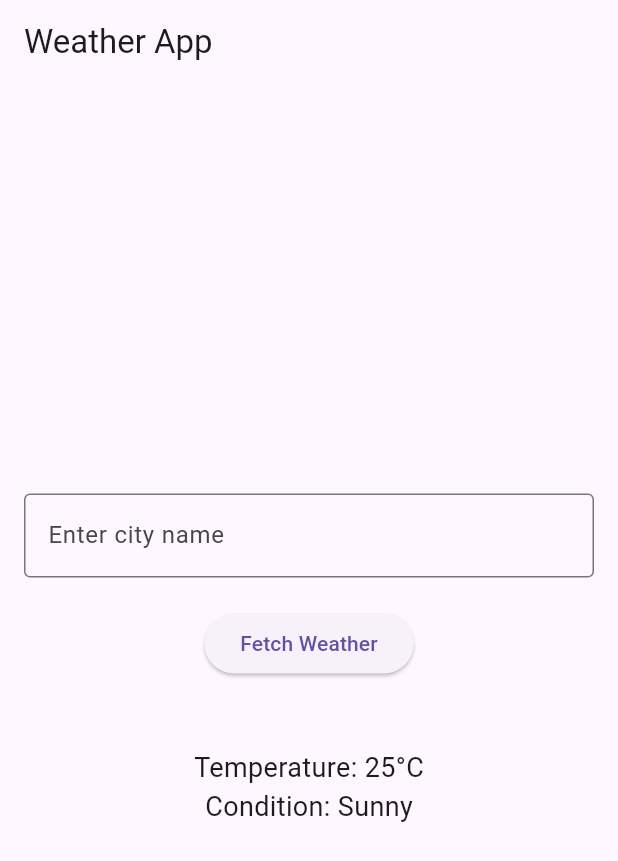
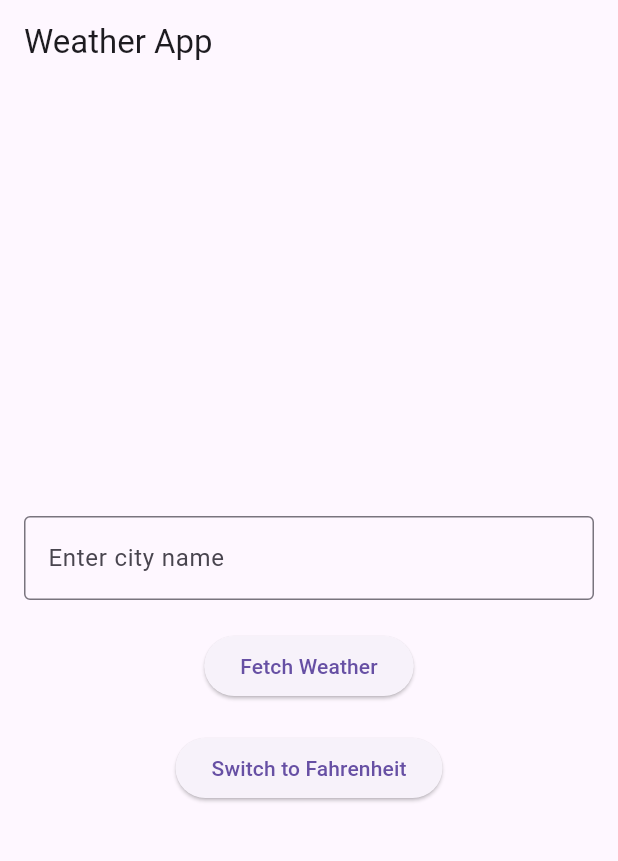
Before and after one commit to rayh4an/MAD_WeatherApp_2-5, a Flutter app: the screen it shows after launch, after a tap on "Fetch Weather", on a phone screen of 412 x 824 dp. Shown: the top 861 px of the screen. Run offline on Flutter 3.47's test engine with Material 3 defaults, Android fonts, the phone set to English and light mode, and no system bars.

Commit message:
Added a button for toggle between C and F also simlulated weather information for input city and displayed it. Commit 3 and 4.

```diff
--- a/lib/main.dart
+++ b/lib/main.dart
@@ -1,20 +1,24 @@
 import 'package:flutter/material.dart';
 
 void main() {
-  runApp(MyApp());
+  runApp(const WeatherApp());
 }
 
-class MyApp extends StatelessWidget {
+class WeatherApp extends StatelessWidget {
+  const WeatherApp({super.key});
+
   @override
   Widget build(BuildContext context) {
     return MaterialApp(
       debugShowCheckedModeBanner: false,
-      home: WeatherScreen(),
+      home: const WeatherScreen(),
     );
   }
 }
 
 class WeatherScreen extends StatefulWidget {
+  const WeatherScreen({super.key});
+
   @override
   _WeatherScreenState createState() => _WeatherScreenState();
 }
@@ -22,21 +26,59 @@ class WeatherScreen extends StatefulWidget {
 class _WeatherScreenState extends State<WeatherScreen> {
   final TextEditingController _controller = TextEditingController();
   String city = "";
-  String temperature = "";
+  String temperatureCelsius = "";
+  String temperatureFahrenheit = "";
   String weatherCondition = "";
+  bool isDataAvailable = false;
+  bool isCelsius = true; // Toggle flag
 
+  // Simulated weather data for different cities (Commit 3)
+  final Map<String, Map<String, dynamic>> _weatherData = {
+    "New York": {"temperatureC": 22.0, "condition": "Cloudy"},
+    "Los Angeles": {"temperatureC": 28.0, "condition": "Sunny"},
+    "London": {"temperatureC": 18.0, "condition": "Rainy"},
+    "Tokyo": {"temperatureC": 20.0, "condition": "Windy"},
+    "Berlin": {"temperatureC": -2.0, "condition": "Snowy"},
+  };
+
+  // Fetch simulated weather data (Commit 4)
   void fetchWeather() {
+    String enteredCity = _controller.text.trim();
+    if (enteredCity.isNotEmpty) {
+      setState(() {
+        city = enteredCity;
+        if (_weatherData.containsKey(enteredCity)) {
+          double tempC = _weatherData[enteredCity]!["temperatureC"];
+          temperatureCelsius = "${tempC.toStringAsFixed(1)}°C";
+          temperatureFahrenheit =
+              "${_convertToFahrenheit(tempC).toStringAsFixed(1)}°F";
+          weatherCondition = _weatherData[enteredCity]!["condition"];
+        } else {
+          temperatureCelsius = "Unknown";
+          temperatureFahrenheit = "Unknown";
+          weatherCondition = "No data available";
+        }
+        isDataAvailable = true;
+      });
+    }
+  }
+
+  // Convert Celsius to Fahrenheit
+  double _convertToFahrenheit(double celsius) {
+    return (celsius * 9 / 5) + 32;
+  }
+
+  // Toggle Celsius ↔ Fahrenheit
+  void toggleTemperatureUnit() {
     setState(() {
-      city = _controller.text;
-      temperature = "25°C"; // Mock data
-      weatherCondition = "Sunny"; // Mock data
+      isCelsius = !isCelsius;
     });
   }
 
   @override
   Widget build(BuildContext context) {
     return Scaffold(
-      appBar: AppBar(title: Text("Weather App")),
+      appBar: AppBar(title: const Text("Weather App")),
       body: Padding(
         padding: const EdgeInsets.all(16.0),
         child: Column(
@@ -45,28 +87,40 @@ class _WeatherScreenState extends State<WeatherScreen> {
           children: [
             TextField(
               controller: _controller,
-              decoration: InputDecoration(
+              decoration: const InputDecoration(
                 labelText: "Enter city name",
                 border: OutlineInputBorder(),
               ),
             ),
-            SizedBox(height: 20),
+            const SizedBox(height: 20),
             ElevatedButton(
               onPressed: fetchWeather,
-              child: Text("Fetch Weather"),
+              child: const Text("Fetch Weather"),
             ),
-            SizedBox(height: 20),
-            Text(
-              city.isNotEmpty ? "City: $city" : "",
-              style: TextStyle(fontSize: 18, fontWeight: FontWeight.bold),
-            ),
-            Text(
-              temperature.isNotEmpty ? "Temperature: $temperature" : "",
-              style: TextStyle(fontSize: 18),
-            ),
-            Text(
-              weatherCondition.isNotEmpty ? "Condition: $weatherCondition" : "",
-              style: TextStyle(fontSize: 18),
+            const SizedBox(height: 20),
+
+            // Display the weather information
+            if (isDataAvailable) ...[
+              Text(
+                "City: $city",
+                style:
+                    const TextStyle(fontSize: 18, fontWeight: FontWeight.bold),
+              ),
+              Text(
+                "Temperature: ${isCelsius ? temperatureCelsius : temperatureFahrenheit}",
+                style: const TextStyle(fontSize: 18),
+              ),
+              Text(
+                "Condition: $weatherCondition",
+                style: const TextStyle(fontSize: 18),
+              ),
+              const SizedBox(height: 20),
+            ],
+
+            // Ensure the button is always visible
+            ElevatedButton(
+              onPressed: toggleTemperatureUnit,
+              child: Text("Switch to ${isCelsius ? "Fahrenheit" : "Celsius"}"),
             ),
           ],
         ),
```
Also changed, not shown: 1 other file.
